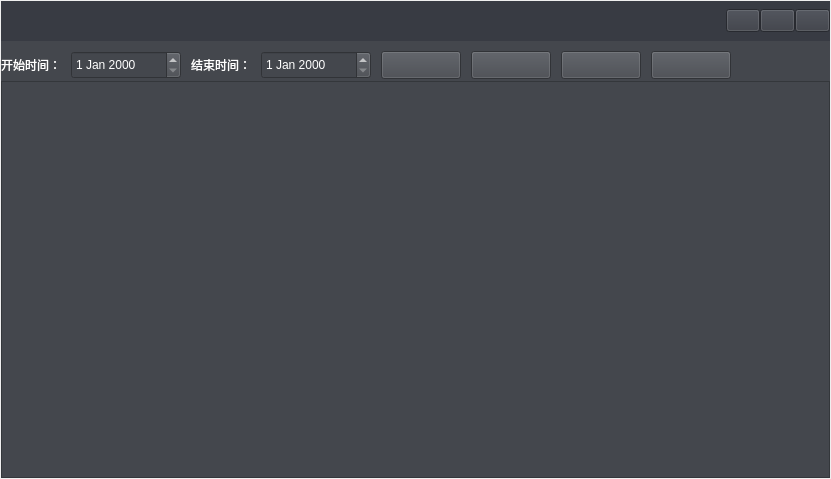
Before: the Qt Designer form ChuangfengDesktop/NopayManagerQWidget.ui in asdlei99/chuangfengdesktop, drawn with Qt 5.
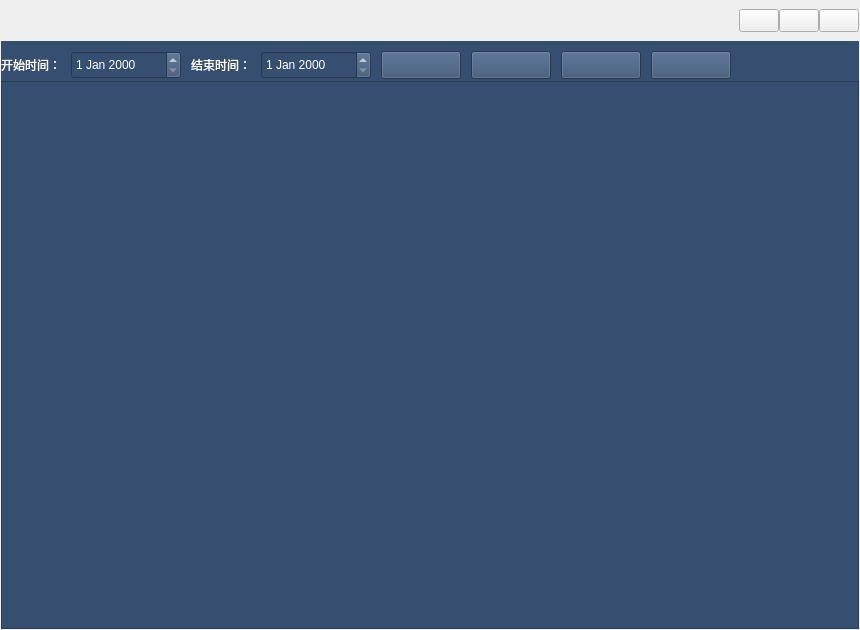
After: the same form once the commit is applied.

What changed in the file:
```diff
--- a/ChuangfengDesktop/NopayManagerQWidget.ui
+++ b/ChuangfengDesktop/NopayManagerQWidget.ui
@@ -6,10 +6,16 @@
    <rect>
     <x>0</x>
     <y>0</y>
-    <width>831</width>
-    <height>479</height>
+    <width>860</width>
+    <height>630</height>
    </rect>
   </property>
+  <property name="minimumSize">
+   <size>
+    <width>860</width>
+    <height>630</height>
+   </size>
+  </property>
   <property name="windowTitle">
    <string>Form</string>
   </property>
@@ -38,7 +44,7 @@
       </size>
      </property>
      <property name="styleSheet">
-      <string notr="true">background-color: rgb(56, 59, 67);</string>
+      <string notr="true"/>
      </property>
      <layout class="QHBoxLayout" name="horizontalLayout">
       <property name="spacing">
@@ -126,7 +132,7 @@
       </size>
      </property>
      <property name="styleSheet">
-      <string notr="true">background-color: rgb(68, 71, 77);</string>
+      <string notr="true">background-color: rgb(54, 78, 111);</string>
      </property>
      <widget class="QDateEdit" name="nopay_enddateEdit">
       <property name="geometry">
@@ -146,7 +152,7 @@
        <rect>
         <x>0</x>
         <y>10</y>
-        <width>60</width>
+        <width>65</width>
         <height>28</height>
        </rect>
       </property>
@@ -214,7 +220,7 @@
        <rect>
         <x>190</x>
         <y>10</y>
-        <width>60</width>
+        <width>65</width>
         <height>28</height>
        </rect>
       </property>
@@ -243,7 +249,7 @@
    <item>
     <widget class="QTableView" name="nopay_tableView">
      <property name="styleSheet">
-      <string notr="true">background-color: rgb(68, 71, 77);</string>
+      <string notr="true">background-color: rgb(54, 78, 111);</string>
      </property>
     </widget>
    </item>
```
Left out of the diff: 2 changed lines with no effect on the pictures.
